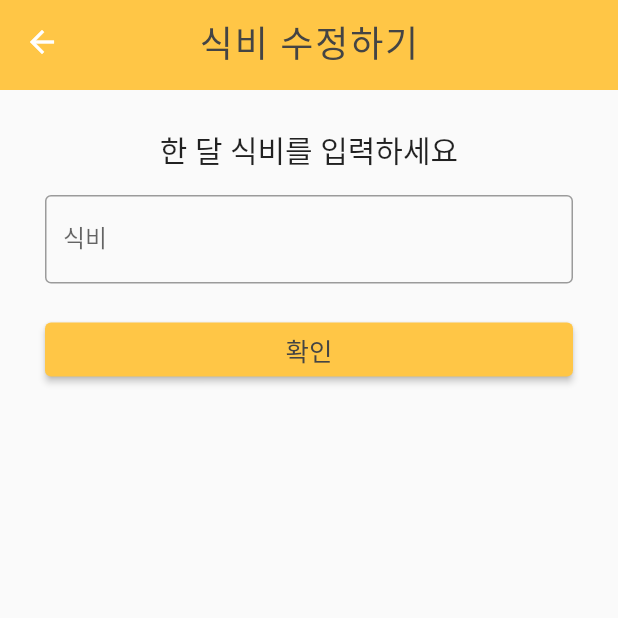
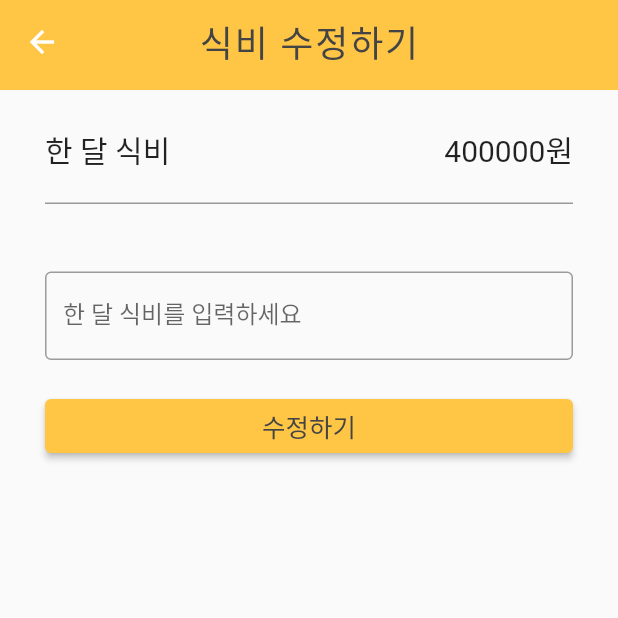
Before and after one commit to Jakensori/Frontend, a Flutter app: the BudgetScreen screen opened directly, on a phone screen of 412 x 824 dp, the top half of it. Run offline on Flutter 3.47's test engine with Material 2 defaults, Android fonts, the light colour scheme and no system bars; our stand-ins replace custom_radio_grouped_button, dropdown_button2, fl_chart, flutter_native_splash, flutter_secure_storage, syncfusion_flutter_calendar; missing offline and left inert: dart:html, syncfusion_localizations, weekly_date_picker; accounts and stored records are empty.

Commit message:
[FIX] 한 달 예산 UI 수정

```diff
--- a/lib/my_page.dart
+++ b/lib/my_page.dart
@@ -213,16 +213,29 @@ class BudgetScreen extends StatelessWidget {
         padding: const EdgeInsets.symmetric(vertical: 25.0, horizontal: 30),
         child: Column(
           children: [
-            Text(
-              '한 달 식비를 입력하세요',
-              style: TextStyle(fontSize: 20),
+            Row(
+              mainAxisAlignment: MainAxisAlignment.spaceBetween,
+              children: [
+                Text('한 달 식비  ', style: TextStyle(fontSize: 20)),
+                Text('400000원', style: TextStyle(fontSize: 20)),
+              ],
             ),
+            SizedBox(height: 20.0),
+            Container(height: 1.0, width: 500.0, color: GREY_COLOR),
+            SizedBox(height: 30.0),
+            /* Container(
+              alignment: Alignment.centerLeft,
+              child: Text(
+                '한 달 식비를 입력하세요',
+                style: TextStyle(fontSize: 20),
+              ),
+            ),*/
             SizedBox(height: 15.0),
             TextField(
               controller: budgetControl,
               decoration: InputDecoration(
                 border: OutlineInputBorder(),
-                labelText: '식비',
+                labelText: '한 달 식비를 입력하세요',
               ),
               onChanged: (text) {
                 int? budget = int.parse(text);
@@ -289,7 +302,7 @@ class BudgetScreen extends StatelessWidget {
                       fixedSize: Size(50, 20),
                       alignment: Alignment.center),
                   child: Text(
-                    '확인',
+                    '수정하기',
                     style: TextStyle(
                         color: BLACK_COLOR,
                         fontSize: 17,
--- a/lib/record_pages/record.dart
+++ b/lib/record_pages/record.dart
@@ -107,9 +107,7 @@ class _Record extends State<Record> {
             }
             return CircularProgressIndicator();
           } else {
-            return const Center(
-              child: Text('No data found'),
-            );
+            return CircularProgressIndicator();
           }
         });
   }
```
